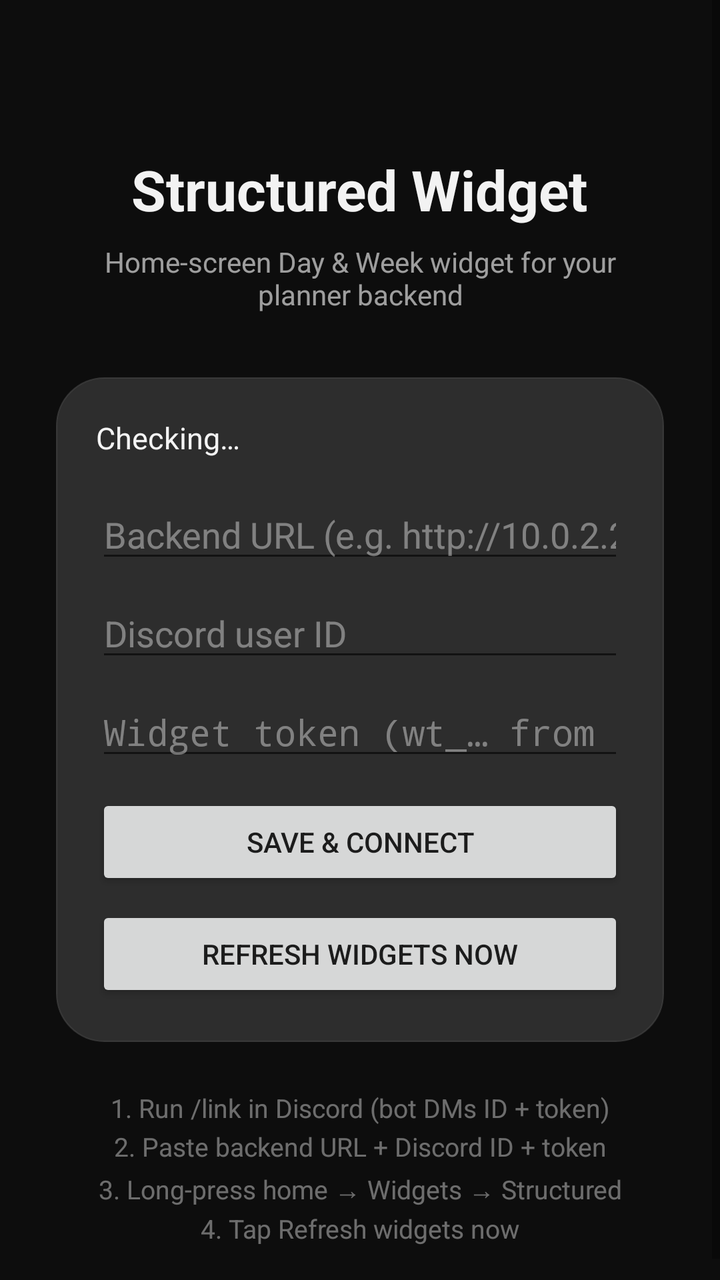
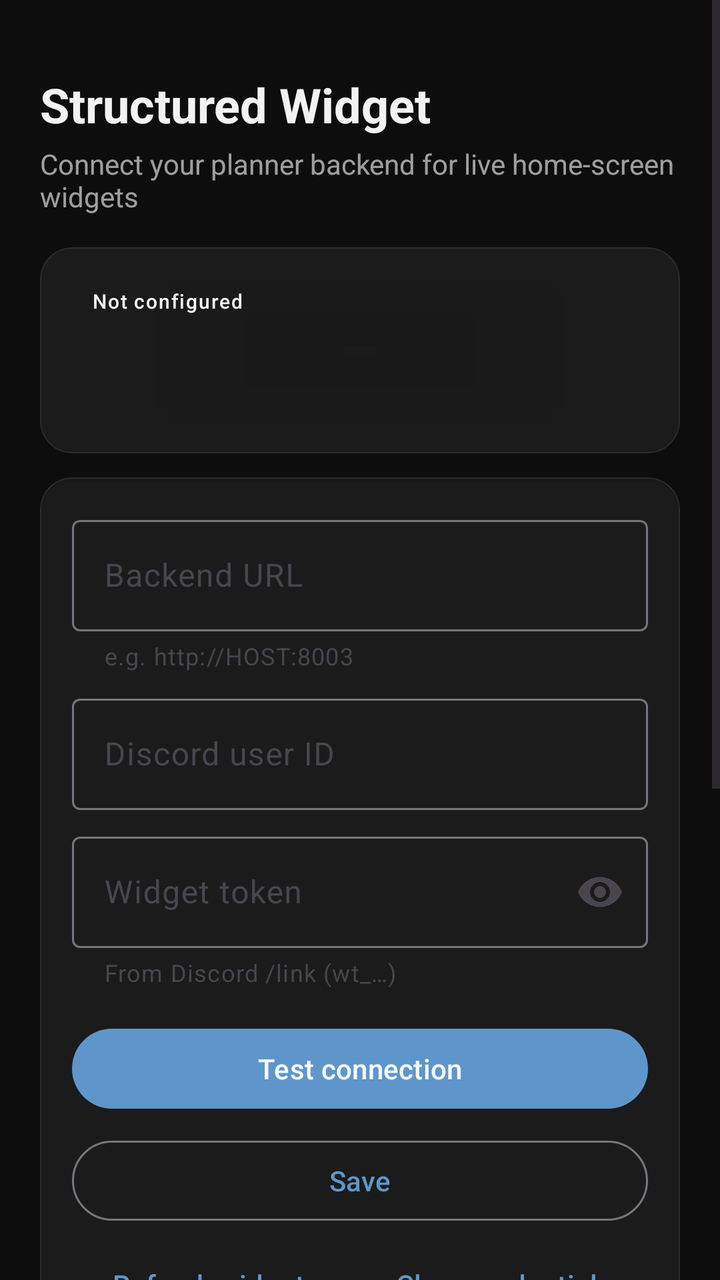

Before-and-after screenshots of an Android layout around one commit, followed by the original layout XML and the change that was made.
<!-- AndroidManifest.xml: activity theme Theme.StructuredWidget -->
<!-- res/layout/activity_main.xml -->
<?xml version="1.0" encoding="utf-8"?>
<ScrollView xmlns:android="http://schemas.android.com/apk/res/android"
    android:layout_width="match_parent"
    android:layout_height="match_parent"
    android:background="#0D0D0D"
    android:fillViewport="true">

    <LinearLayout
        android:gravity="center_horizontal"
        android:orientation="vertical"
        android:padding="28dp"
        android:layout_width="match_parent"
        android:layout_height="wrap_content">

        <TextView
            android:textSize="28sp"
            android:textStyle="bold"
            android:textColor="#F2FFFFFF"
            android:layout_width="wrap_content"
            android:layout_height="wrap_content"
            android:layout_marginTop="48dp"
            android:layout_marginBottom="8dp"
            android:text="@string/app_name" />

        <TextView
            android:textSize="14sp"
            android:textColor="#99FFFFFF"
            android:gravity="center"
            android:layout_width="match_parent"
            android:layout_height="wrap_content"
            android:layout_marginBottom="32dp"
            android:text="Home-screen Day &amp; Week widget for your planner backend" />

        <LinearLayout
            android:orientation="vertical"
            android:background="@drawable/hero_card_background"
            android:padding="20dp"
            android:layout_width="match_parent"
            android:layout_height="wrap_content"
            android:layout_marginBottom="24dp">

            <TextView
                android:id="@+id/status_text"
                android:textSize="15sp"
                android:textColor="#F2FFFFFF"
                android:layout_width="match_parent"
                android:layout_height="wrap_content"
                android:layout_marginBottom="16dp"
                android:text="Checking…" />

            <EditText
                android:id="@+id/base_url_input"
                android:layout_width="match_parent"
                android:layout_height="wrap_content"
                android:hint="Backend URL (e.g. http://10.0.2.2:8003)"
                android:inputType="textUri"
                android:textColor="#F2FFFFFF"
                android:textColorHint="#66FFFFFF"
                android:layout_marginBottom="8dp" />

            <EditText
                android:id="@+id/discord_id_input"
                android:layout_width="match_parent"
                android:layout_height="wrap_content"
                android:hint="Discord user ID"
                android:inputType="number"
                android:textColor="#F2FFFFFF"
                android:textColorHint="#66FFFFFF"
                android:layout_marginBottom="8dp" />

            <EditText
                android:id="@+id/widget_token_input"
                android:layout_width="match_parent"
                android:layout_height="wrap_content"
                android:hint="Widget token (wt_… from /link)"
                android:inputType="textPassword"
                android:textColor="#F2FFFFFF"
                android:textColorHint="#66FFFFFF"
                android:layout_marginBottom="12dp" />

            <Button
                android:id="@+id/auth_button"
                android:layout_width="match_parent"
                android:layout_height="wrap_content"
                android:text="Save &amp; connect" />

            <Button
                android:id="@+id/refresh_button"
                android:layout_width="match_parent"
                android:layout_height="wrap_content"
                android:layout_marginTop="8dp"
                android:text="Refresh widgets now" />
        </LinearLayout>

        <TextView
            android:textSize="13sp"
            android:textColor="#66FFFFFF"
            android:gravity="center"
            android:layout_width="match_parent"
            android:layout_height="wrap_content"
            android:lineSpacingExtra="4dp"
            android:text="1. Run /link in Discord (bot DMs ID + token)\n2. Paste backend URL + Discord ID + token\n3. Long-press home → Widgets → Structured\n4. Tap Refresh widgets now" />
    </LinearLayout>
</ScrollView>
<!-- resources referenced by this layout -->
<resources>
  <!-- drawable hero_card_background (drawable) -->
  <?xml version="1.0" encoding="utf-8"?>
  <layer-list xmlns:android="http://schemas.android.com/apk/res/android">
      <item>
          <shape android:shape="rectangle">
              <solid android:color="@color/surface_glass_dark"/>
              <stroke
                  android:width="@dimen/hairline_thickness"
                  android:color="@color/hairline_dark"/>
              <corners android:radius="@dimen/radius_hero"/>
          </shape>
      </item>
      <item>
          <shape android:shape="rectangle">
              <solid android:color="@color/surface_inner_highlight"/>
              <corners android:radius="@dimen/radius_hero"/>
          </shape>
      </item>
  </layer-list>
  <string name="app_name">Structured Widget</string>
  <style name="Theme.StructuredWidget" parent="Theme.AppCompat.DayNight.NoActionBar" />
  <color name="surface_glass_dark">#0fffffff</color>
  <dimen name="hairline_thickness">0.5dp</dimen>
  <color name="hairline_dark">#14ffffff</color>
  <dimen name="radius_hero">24dp</dimen>
  <color name="surface_inner_highlight">#14ffffff</color>
</resources>

<!-- the commit's change to res/layout/activity_main.xml (unified diff, before → after) -->
@@ -1,104 +1,265 @@
 <?xml version="1.0" encoding="utf-8"?>
 <ScrollView xmlns:android="http://schemas.android.com/apk/res/android"
+    xmlns:app="http://schemas.android.com/apk/res-auto"
     android:layout_width="match_parent"
     android:layout_height="match_parent"
-    android:background="#0D0D0D"
     android:fillViewport="true">
 
     <LinearLayout
-        android:gravity="center_horizontal"
+        android:layout_width="match_parent"
+        android:layout_height="wrap_content"
         android:orientation="vertical"
-        android:padding="28dp"
-        android:layout_width="match_parent"
-        android:layout_height="wrap_content">
+        android:padding="20dp">
 
         <TextView
-            android:textSize="28sp"
-            android:textStyle="bold"
-            android:textColor="#F2FFFFFF"
             android:layout_width="wrap_content"
             android:layout_height="wrap_content"
-            android:layout_marginTop="48dp"
-            android:layout_marginBottom="8dp"
-            android:text="@string/app_name" />
+            android:layout_marginTop="16dp"
+            android:text="@string/app_name"
+            android:textColor="@color/widget_text_primary"
+            android:textSize="24sp"
+            android:textStyle="bold" />
 
         <TextView
-            android:textSize="14sp"
-            android:textColor="#99FFFFFF"
-            android:gravity="center"
-            android:layout_width="match_parent"
-            android:layout_height="wrap_content"
-            android:layout_marginBottom="32dp"
-            android:text="Home-screen Day &amp; Week widget for your planner backend" />
-
-        <LinearLayout
-            android:orientation="vertical"
-            android:background="@drawable/hero_card_background"
-            android:padding="20dp"
-            android:layout_width="match_parent"
-            android:layout_height="wrap_content"
-            android:layout_marginBottom="24dp">
-
-            <TextView
-                android:id="@+id/status_text"
-                android:textSize="15sp"
-                android:textColor="#F2FFFFFF"
+            android:layout_width="match_parent"
+            android:layout_height="wrap_content"
+            android:layout_marginTop="4dp"
+            android:layout_marginBottom="16dp"
+            android:text="@string/settings_subtitle"
+            android:textColor="@color/widget_text_secondary"
+            android:textSize="14sp" />
+
+        <com.google.android.material.card.MaterialCardView
+            style="@style/Widget.Structured.Card"
+            android:layout_width="match_parent"
+            android:layout_height="wrap_content"
+            android:layout_marginBottom="12dp"
+            app:contentPadding="16dp">
+
+            <LinearLayout
                 android:layout_width="match_parent"
                 android:layout_height="wrap_content"
-                android:layout_marginBottom="16dp"
-                android:text="Checking…" />
-
-            <EditText
-                android:id="@+id/base_url_input"
+                android:orientation="vertical">
+
+                <TextView
+                    android:id="@+id/status_chip"
+                    android:layout_width="wrap_content"
+                    android:layout_height="wrap_content"
+                    android:paddingStart="10dp"
+                    android:paddingEnd="10dp"
+                    android:paddingTop="4dp"
+                    android:paddingBottom="4dp"
+                    android:textAppearance="@style/TextAppearance.Widget.Badge"
+                    android:textColor="@color/widget_text_primary"
+                    android:text="@string/status_chip_not_configured" />
+
+                <TextView
+                    android:id="@+id/status_row_url"
+                    android:layout_width="match_parent"
+                    android:layout_height="wrap_content"
+                    android:layout_marginTop="12dp"
+                    android:textColor="@color/widget_text_secondary"
+                    android:textSize="13sp"
+                    android:visibility="gone" />
+
+                <TextView
+                    android:id="@+id/status_row_discord"
+                    android:layout_width="match_parent"
+                    android:layout_height="wrap_content"
+                    android:layout_marginTop="4dp"
+                    android:textColor="@color/widget_text_secondary"
+                    android:textSize="13sp"
+                    android:visibility="gone" />
+
+                <TextView
+                    android:id="@+id/status_row_token"
+                    android:layout_width="match_parent"
+                    android:layout_height="wrap_content"
+                    android:layout_marginTop="4dp"
+                    android:textColor="@color/widget_text_secondary"
+                    android:textSize="13sp"
+                    android:visibility="gone" />
+
+                <TextView
+                    android:id="@+id/status_row_probe"
+                    android:layout_width="match_parent"
+                    android:layout_height="wrap_content"
+                    android:layout_marginTop="10dp"
+                    android:textColor="@color/widget_text_secondary"
+                    android:textSize="13sp" />
+
+                <TextView
+                    android:id="@+id/status_row_refresh"
+                    android:layout_width="match_parent"
+                    android:layout_height="wrap_content"
+                    android:layout_marginTop="4dp"
+                    android:textColor="@color/widget_text_secondary"
+                    android:textSize="13sp" />
+            </LinearLayout>
+        </com.google.android.material.card.MaterialCardView>
+
+        <com.google.android.material.card.MaterialCardView
+            style="@style/Widget.Structured.Card"
+            android:layout_width="match_parent"
+            android:layout_height="wrap_content"
+            android:layout_marginBottom="12dp"
+            app:contentPadding="16dp">
+
+            <LinearLayout
                 android:layout_width="match_parent"
                 android:layout_height="wrap_content"
-                android:hint="Backend URL (e.g. http://10.0.2.2:8003)"
-                android:inputType="textUri"
-                android:textColor="#F2FFFFFF"
-                android:textColorHint="#66FFFFFF"
-                android:layout_marginBottom="8dp" />
-
-            <EditText
-                android:id="@+id/discord_id_input"
+                android:orientation="vertical">
+
+                <com.google.android.material.textfield.TextInputLayout
+                    android:layout_width="match_parent"
+                    android:layout_height="wrap_content"
+                    android:hint="@string/label_backend_url"
+                    app:helperText="@string/helper_backend_url">
+
+                    <com.google.android.material.textfield.TextInputEditText
+                        android:id="@+id/base_url_input"
+                        android:layout_width="match_parent"
+                        android:layout_height="wrap_content"
+                        android:inputType="textUri" />
+                </com.google.android.material.textfield.TextInputLayout>
+
+                <com.google.android.material.textfield.TextInputLayout
+                    android:layout_width="match_parent"
+                    android:layout_height="wrap_content"
+                    android:layout_marginTop="8dp"
+                    android:hint="@string/label_discord_id">
+
+                    <com.google.android.material.textfield.TextInputEditText
+                        android:id="@+id/discord_id_input"
+                        android:layout_width="match_parent"
+                        android:layout_height="wrap_content"
+                        android:inputType="number" />
+                </com.google.android.material.textfield.TextInputLayout>
+
+                <com.google.android.material.textfield.TextInputLayout
+                    android:layout_width="match_parent"
+                    android:layout_height="wrap_content"
+                    android:layout_marginTop="8dp"
+                    android:hint="@string/label_widget_token"
+                    app:helperText="@string/helper_widget_token"
+                    app:endIconMode="password_toggle">
+
+                    <com.google.android.material.textfield.TextInputEditText
+                        android:id="@+id/widget_token_input"
+                        android:layout_width="match_parent"
+                        android:layout_height="wrap_content"
+                        android:inputType="textPassword" />
+                </com.google.android.material.textfield.TextInputLayout>
+
+                <com.google.android.material.button.MaterialButton
+                    android:id="@+id/test_button"
+                    android:layout_width="match_parent"
+                    android:layout_height="wrap_content"
+                    android:layout_marginTop="16dp"
+                    android:text="@string/action_test" />
+
+                <com.google.android.material.button.MaterialButton
+                    android:id="@+id/save_button"
+                    style="@style/Widget.Material3.Button.OutlinedButton"
+                    android:layout_width="match_parent"
+                    android:layout_height="wrap_content"
+                    android:layout_marginTop="8dp"
+                    android:text="@string/action_save" />
+
+                <LinearLayout
+                    android:layout_width="match_parent"
+                    android:layout_height="wrap_content"
+                    android:layout_marginTop="4dp"
+                    android:gravity="center"
+                    android:orientation="horizontal">
+
+                    <com.google.android.material.button.MaterialButton
+                        android:id="@+id/refresh_button"
+                        style="@style/Widget.Material3.Button.TextButton"
+                        android:layout_width="0dp"
+                        android:layout_height="wrap_content"
+                        android:layout_weight="1"
+                        android:text="@string/action_refresh_widgets" />
+
+                    <com.google.android.material.button.MaterialButton
+                        android:id="@+id/disconnect_button"
+                        style="@style/Widget.Material3.Button.TextButton"
+                        android:layout_width="0dp"
+                        android:layout_height="wrap_content"
+                        android:layout_weight="1"
+                        android:text="@string/action_clear_credentials" />
+                </LinearLayout>
+            </LinearLayout>
+        </com.google.android.material.card.MaterialCardView>
+
+        <com.google.android.material.card.MaterialCardView
+            style="@style/Widget.Structured.Card"
+            android:layout_width="match_parent"
+            android:layout_height="wrap_content"
+            android:layout_marginBottom="12dp"
+            app:contentPadding="12dp">
+
+            <LinearLayout
                 android:layout_width="match_parent"
                 android:layout_height="wrap_content"
-                android:hint="Discord user ID"
-                android:inputType="number"
-                android:textColor="#F2FFFFFF"
-                android:textColorHint="#66FFFFFF"
-                android:layout_marginBottom="8dp" />
-
-            <EditText
-                android:id="@+id/widget_token_input"
-                android:layout_width="match_parent"
-                android:layout_height="wrap_content"
-                android:hint="Widget token (wt_… from /link)"
-                android:inputType="textPassword"
-                android:textColor="#F2FFFFFF"
-                android:textColorHint="#66FFFFFF"
-                android:layout_marginBottom="12dp" />
-
-            <Button
-                android:id="@+id/auth_button"
-                android:layout_width="match_parent"
-                android:layout_height="wrap_content"
-                android:text="Save &amp; connect" />
-
-            <Button
-                android:id="@+id/refresh_button"
-                android:layout_width="match_parent"
-                android:layout_height="wrap_content"
-                android:layout_marginTop="8dp"
-                android:text="Refresh widgets now" />
-        </LinearLayout>
+                android:orientation="vertical">
+
+                <LinearLayout
+                    android:layout_width="match_parent"
+                    android:layout_height="wrap_content"
+                    android:gravity="center_vertical"
+                    android:orientation="horizontal">
+
+                    <TextView
+                        android:layout_width="0dp"
+                        android:layout_height="wrap_content"
+                        android:layout_weight="1"
+                        android:text="Log"
+                        android:textColor="@color/widget_text_primary"
+                        android:textSize="14sp"
+                        android:textStyle="bold" />
+
+                    <com.google.android.material.button.MaterialButton
+                        android:id="@+id/copy_log_button"
+                        style="@style/Widget.Material3.Button.TextButton"
+                        android:layout_width="wrap_content"
+                        android:layout_height="wrap_content"
+                        android:text="@string/action_copy_log" />
+
+                    <com.google.android.material.button.MaterialButton
+                        android:id="@+id/toggle_log_button"
+                        style="@style/Widget.Material3.Button.TextButton"
+                        android:layout_width="wrap_content"
+                        android:layout_height="wrap_content"
+                        android:text="@string/action_hide_log" />
+                </LinearLayout>
+
+                <ScrollView
+                    android:id="@+id/log_scroll"
+                    android:layout_width="match_parent"
+                    android:layout_height="160dp"
+                    android:layout_marginTop="4dp"
+                    android:fillViewport="true">
+
+                    <TextView
+                        android:id="@+id/log_text"
+                        android:layout_width="match_parent"
+                        android:layout_height="wrap_content"
+                        android:fontFamily="monospace"
+                        android:text="(empty)"
+                        android:textColor="@color/widget_text_secondary"
+                        android:textIsSelectable="true"
+                        android:textSize="11sp" />
+                </ScrollView>
+            </LinearLayout>
+        </com.google.android.material.card.MaterialCardView>
 
         <TextView
-            android:textSize="13sp"
-            android:textColor="#66FFFFFF"
-            android:gravity="center"
             android:layout_width="match_parent"
             android:layout_height="wrap_content"
             android:lineSpacingExtra="4dp"
-            android:text="1. Run /link in Discord (bot DMs ID + token)\n2. Paste backend URL + Discord ID + token\n3. Long-press home → Widgets → Structured\n4. Tap Refresh widgets now" />
+            android:text="@string/setup_steps"
+            android:textColor="@color/widget_text_muted"
+            android:textSize="13sp" />
     </LinearLayout>
 </ScrollView>
<!-- resource entries referenced after the edit -->
@@ -1,30 +1,48 @@
 <!-- resources referenced by this layout -->
 <resources>
-  <!-- drawable hero_card_background (drawable) -->
-  <?xml version="1.0" encoding="utf-8"?>
-  <layer-list xmlns:android="http://schemas.android.com/apk/res/android">
-      <item>
-          <shape android:shape="rectangle">
-              <solid android:color="@color/surface_glass_dark"/>
-              <stroke
-                  android:width="@dimen/hairline_thickness"
-                  android:color="@color/hairline_dark"/>
-              <corners android:radius="@dimen/radius_hero"/>
-          </shape>
-      </item>
-      <item>
-          <shape android:shape="rectangle">
-              <solid android:color="@color/surface_inner_highlight"/>
-              <corners android:radius="@dimen/radius_hero"/>
-          </shape>
-      </item>
-  </layer-list>
+  <color name="widget_text_muted">#66FFFFFF</color>
+  <color name="widget_text_primary">#F2FFFFFF</color>
+  <color name="widget_text_secondary">#99FFFFFF</color>
+  <string name="action_clear_credentials">Clear credentials</string>
+  <string name="action_copy_log">Copy log</string>
+  <string name="action_hide_log">Hide log</string>
+  <string name="action_refresh_widgets">Refresh widgets</string>
+  <string name="action_save">Save</string>
+  <string name="action_test">Test connection</string>
   <string name="app_name">Structured Widget</string>
-  <style name="Theme.StructuredWidget" parent="Theme.AppCompat.DayNight.NoActionBar" />
+  <string name="helper_backend_url">e.g. http://HOST:8003</string>
+  <string name="helper_widget_token">From Discord /link (wt_…)</string>
+  <string name="label_backend_url">Backend URL</string>
+  <string name="label_discord_id">Discord user ID</string>
+  <string name="label_widget_token">Widget token</string>
+  <string name="settings_subtitle">Connect your planner backend for live home-screen widgets</string>
+  <string name="setup_steps">1. Discord /link → copy ID + token\n2. Save credentials\n3. Test connection\n4. Add widget: Planner · Day &amp; Week</string>
+  <string name="status_chip_not_configured">Not configured</string>
+  <style name="TextAppearance.Widget.Badge" parent="TextAppearance.AppCompat">
+          <item name="android:textSize">10sp</item>
+          <item name="android:textColor">@color/widget_text_primary</item>
+          <item name="android:fontFamily">sans-serif-medium</item>
+          <item name="android:letterSpacing">0.06</item>
+      </style>
+  <style name="Widget.Structured.Card" parent="Widget.Material3.CardView.Elevated">
+          <item name="cardBackgroundColor">@color/surface_glass_dark</item>
+          <item name="cardCornerRadius">@dimen/radius_card</item>
+          <item name="strokeColor">@color/hairline_dark</item>
+          <item name="strokeWidth">@dimen/hairline_thickness</item>
+      </style>
+  <style name="Theme.StructuredWidget" parent="Theme.Material3.DayNight.NoActionBar">
+          <item name="colorPrimary">@color/accent_default</item>
+          <item name="colorOnPrimary">@color/widget_text_primary</item>
+          <item name="colorSurface">#141414</item>
+          <item name="colorOnSurface">@color/widget_text_primary</item>
+          <item name="android:statusBarColor">#0D0D0D</item>
+          <item name="android:navigationBarColor">#0D0D0D</item>
+          <item name="android:windowBackground">#0D0D0D</item>
+      </style>
   <color name="surface_glass_dark">#0fffffff</color>
+  <dimen name="radius_card">16dp</dimen>
   <dimen name="hairline_thickness">0.5dp</dimen>
+  <color name="accent_default">#5E96CB</color>
   <color name="hairline_dark">#14ffffff</color>
-  <dimen name="radius_hero">24dp</dimen>
-  <color name="surface_inner_highlight">#14ffffff</color>
 </resources>
 
